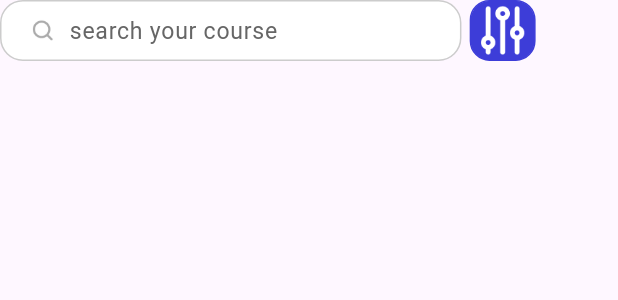
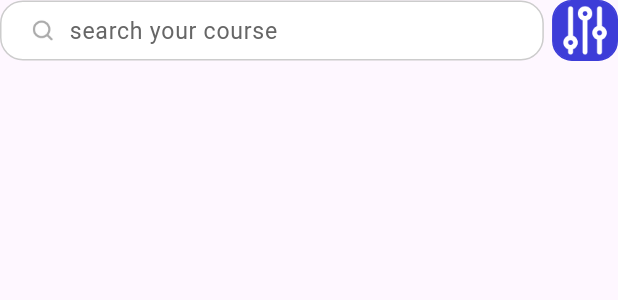
Before and after one commit to Sohag-84/Learning-App, a Flutter app: what searchView() shows on an empty page, opened directly, on a phone screen of 412 x 824 dp. Shown: the top 300 px of the screen. Run offline on Flutter 3.47's test engine with Material 3 defaults, Android fonts, the phone set to English and light mode, and no system bars; our stand-ins replace cloud_firestore, dots_indicator, firebase_auth, firebase_core, flutter_bloc, flutter_screenutil and 1 more; accounts and stored records are empty; Roboto replaces fonts that are missing (Avenir).

Commit message:
solve home page serarch box renderflex error

```diff
--- a/lib/pages/home/home_page.dart
+++ b/lib/pages/home/home_page.dart
@@ -1,5 +1,3 @@
-// ignore_for_file: prefer_const_constructors
-
 import 'package:flutter/material.dart';
 import 'package:flutter_bloc/flutter_bloc.dart';
 import 'package:flutter_screenutil/flutter_screenutil.dart';
@@ -48,7 +46,8 @@ class _HomePageState extends State<HomePage> {
                 SliverPadding(
                   padding: EdgeInsets.symmetric(vertical: 18.h),
                   sliver: SliverGrid(
-                    gridDelegate: SliverGridDelegateWithFixedCrossAxisCount(
+                    gridDelegate:
+                        const SliverGridDelegateWithFixedCrossAxisCount(
                       crossAxisCount: 2,
                       mainAxisSpacing: 10,
                       crossAxisSpacing: 10,
--- a/lib/pages/home/widget/home_page_widget.dart
+++ b/lib/pages/home/widget/home_page_widget.dart
@@ -57,9 +57,9 @@ Widget homePageText(String text,
 Widget searchView() {
   return Row(
     children: [
-      Container(
-        width: 280.w,
-        height: 40.h,
+      Expanded(
+        child: Container(
+          height: 40,
           decoration: BoxDecoration(
             color: AppColors.primaryBackground,
             borderRadius: BorderRadius.circular(15.r),
@@ -73,8 +73,8 @@ Widget searchView() {
                 height: 16.w,
                 child: Image.asset("assets/icons/search.png"),
               ),
-            SizedBox(
-              width: 245.w,
+              Expanded(
+                child: SizedBox(
                   height: 40.h,
                   child: TextField(
                     keyboardType: TextInputType.multiline,
@@ -115,7 +115,9 @@ Widget searchView() {
                     ),
                   ),
                 ),
+              ),
             ],
+          ),
         ),
       ),
       SizedBox(width: 5.w),
```
Also changed, not shown: pubspec.yaml (+5 -5 lines), pubspec.lock, 1 other file. Lines whose indentation alone changed are shown as unchanged.
